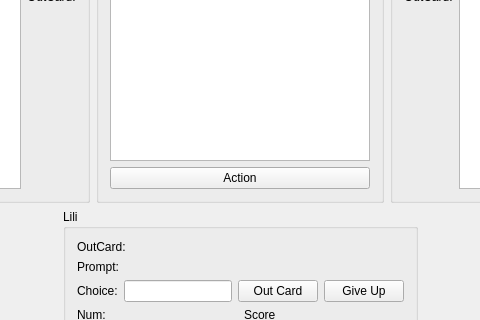
Before: the Qt Designer form CWidget.ui in Jecklin/uno_game, drawn with Qt 5; both pictures show x 260 to 740 and y 455 to 775 of the 1000 by 1000 pixel window.
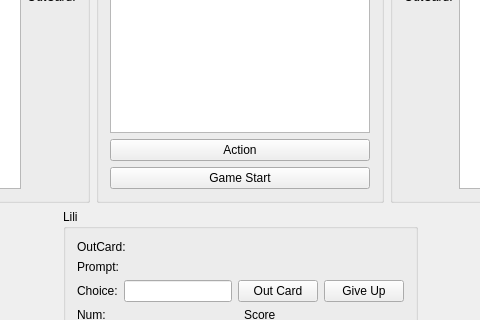
After: the same form once the commit is applied.

Diff of the .ui file:
```diff
--- a/CWidget.ui
+++ b/CWidget.ui
@@ -186,6 +186,13 @@
           </property>
          </widget>
         </item>
+        <item row="2" column="0">
+         <widget class="QPushButton" name="pushButtonStart">
+          <property name="text">
+           <string>Game Start</string>
+          </property>
+         </widget>
+        </item>
        </layout>
       </widget>
      </item>
```
